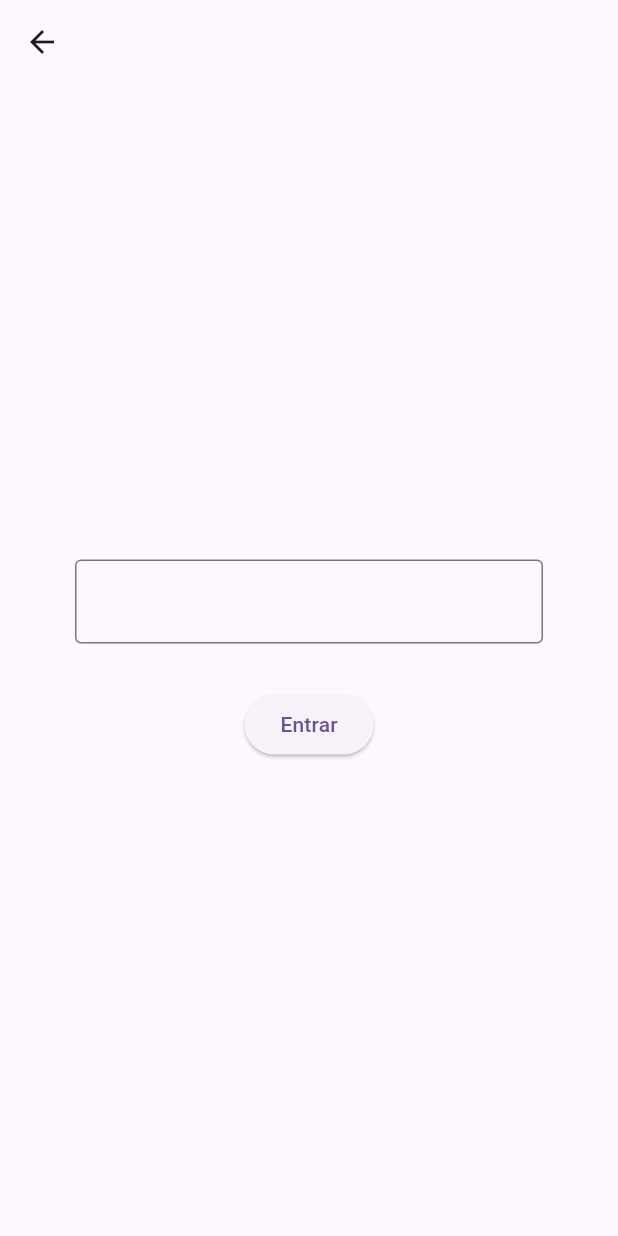
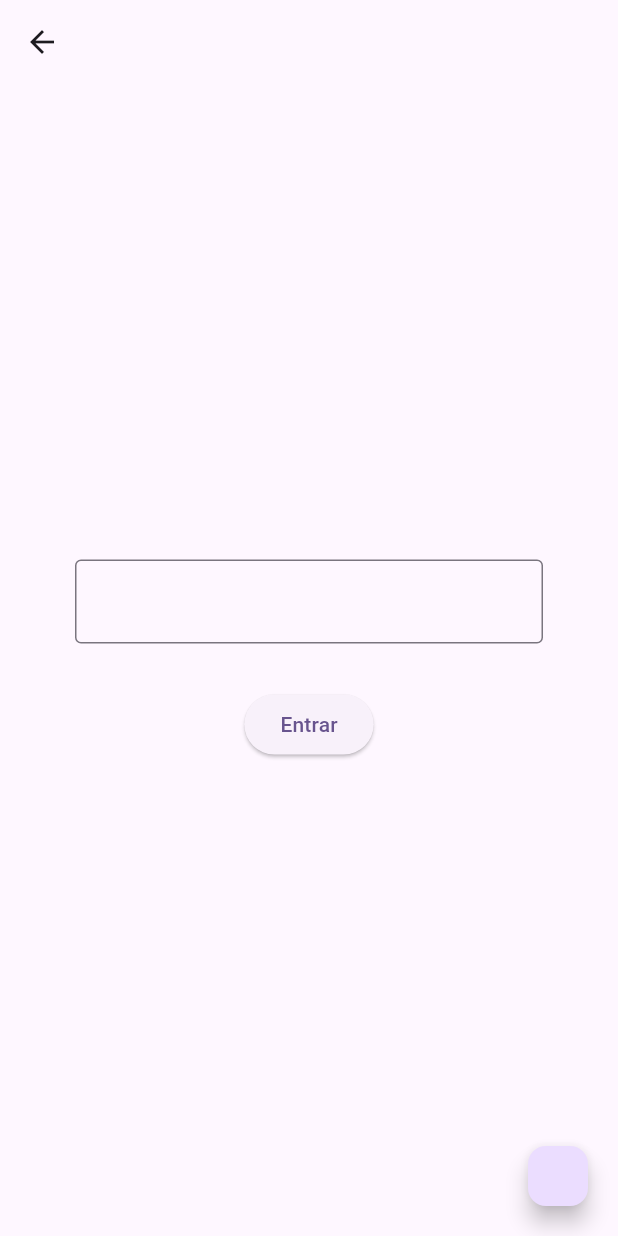
Before and after one commit to alyssontrugilio/keystroke_submit, a Flutter app: the FomrPage screen opened by its route, on a phone screen of 412 x 824 dp. Run offline on Flutter 3.47's test engine with Material 3 defaults, Android fonts, the phone set to English and light mode, and no system bars; our stand-ins replace go_router.

Commit message:
feat: implementado form com enter

```diff
--- a/lib/app_route.dart
+++ b/lib/app_route.dart
@@ -25,7 +25,7 @@ final GoRouter router = GoRouter(
       builder: (context, state) => const FomrPage(),
     ),
     GoRoute(
-      path: AppRoute.formPage,
+      path: AppRoute.nextPage,
       builder: (context, state) => const NextPage(),
     ),
   ],
--- a/lib/pages/form_page.dart
+++ b/lib/pages/form_page.dart
@@ -1,22 +1,60 @@
 import 'package:flutter/material.dart';
+import 'package:flutter/services.dart';
 import 'package:go_router/go_router.dart';
 import 'package:keystroke_submit/app_route.dart';
-import 'package:keystroke_submit/pages/next_page.dart';
 
-class FomrPage extends StatelessWidget {
+class ClickEnter extends Intent {}
+
+class FomrPage extends StatefulWidget {
   const FomrPage({super.key});
 
   @override
+  State<FomrPage> createState() => _FomrPageState();
+}
+
+class _FomrPageState extends State<FomrPage> {
+  @override
   Widget build(BuildContext context) {
+    void clickEnter() {
+      context.go(AppRoute.nextPage);
+    }
+
+    void openModal() {
+      showDialog(
+        context: context,
+        builder: (context) => const Column(
+          mainAxisSize: MainAxisSize.min,
+          children: [
+            Card(
+              child: Text('Modal de teste'),
+            ),
+          ],
+        ),
+      );
+    }
+
     return Scaffold(
       appBar: AppBar(
         leading: IconButton(
-          onPressed: () => context.go(AppRoute.choicePage),
+          onPressed: () => context.go(AppRoute.formPage),
           icon: const Icon(Icons.arrow_back),
         ),
       ),
-      body: Padding(
+      body: Shortcuts(
+        shortcuts: <LogicalKeySet, Intent>{
+          LogicalKeySet(LogicalKeyboardKey.enter): ClickEnter(),
+          LogicalKeySet(LogicalKeyboardKey.numpadEnter): ClickEnter(),
+        },
+        child: Actions(
+          actions: <Type, Action<Intent>>{
+            ClickEnter: CallbackAction<ClickEnter>(
+              onInvoke: (intent) => clickEnter(),
+            )
+          },
+          child: Padding(
             padding: const EdgeInsets.symmetric(horizontal: 50),
+            child: Focus(
+              autofocus: true,
               child: Column(
                 mainAxisAlignment: MainAxisAlignment.center,
                 children: [
@@ -27,17 +65,18 @@ class FomrPage extends StatelessWidget {
                   ),
                   const SizedBox(height: 30),
                   ElevatedButton(
-              onPressed: () {
-                Navigator.push(
-                  context,
-                  MaterialPageRoute(builder: (context) => const NextPage()),
-                );
-              },
+                    onPressed: clickEnter,
                     child: const Text('Entrar'),
                   )
                 ],
               ),
             ),
+          ),
+        ),
+      ),
+      floatingActionButton: FloatingActionButton.small(
+        onPressed: openModal,
+      ),
     );
   }
 }
```
Also changed, not shown: lib/pages/next_page.dart (+11 -2 lines). Lines whose indentation alone changed are shown as unchanged.
